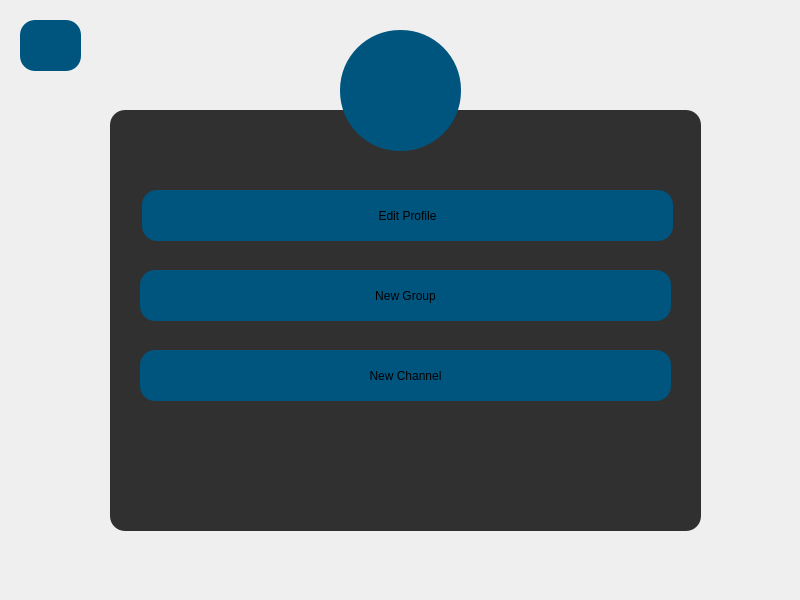
The window that messenger/setting.ui (aliomidi3002/Messenger) describes before a commit, drawn with Qt 5.
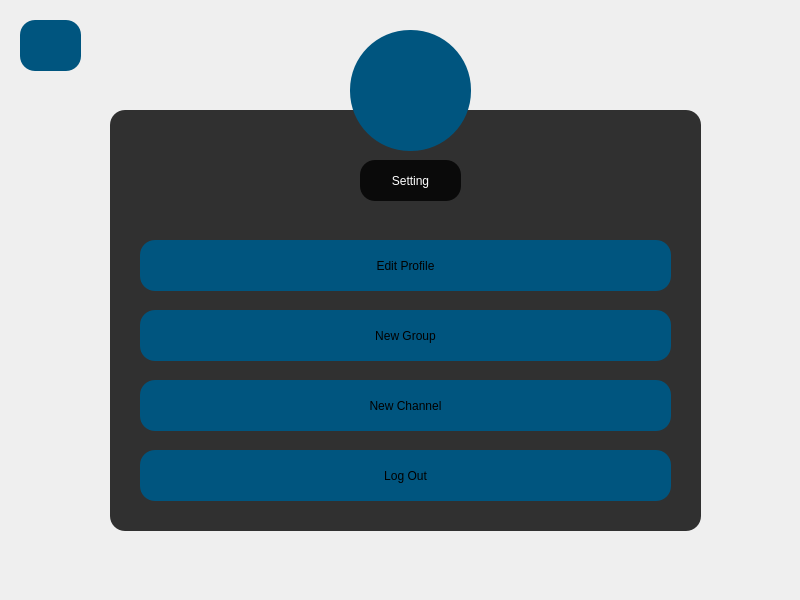
The same window after the commit. Icons and pictures are not drawn.

The edit to the form file:
```diff
--- a/messenger/setting.ui
+++ b/messenger/setting.ui
@@ -42,6 +42,12 @@
 background-color: rgb(0, 0, 127);
 }
 
+QLabel{
+color:white;
+border-radius:15px;
+font: 900 14pt &quot;Segoe UI Black&quot;;
+}
+
 </string>
   </property>
   <widget class="QFrame" name="frame">
@@ -62,8 +68,8 @@
    <widget class="QPushButton" name="pushButton">
     <property name="geometry">
      <rect>
-      <x>32</x>
-      <y>80</y>
+      <x>30</x>
+      <y>130</y>
       <width>531</width>
       <height>51</height>
      </rect>
@@ -76,7 +82,7 @@
     <property name="geometry">
      <rect>
       <x>30</x>
-      <y>160</y>
+      <y>200</y>
       <width>531</width>
       <height>51</height>
      </rect>
@@ -89,7 +95,7 @@
     <property name="geometry">
      <rect>
       <x>30</x>
-      <y>240</y>
+      <y>270</y>
       <width>531</width>
       <height>51</height>
      </rect>
@@ -98,11 +104,40 @@
      <string>New Channel</string>
     </property>
    </widget>
+   <widget class="QPushButton" name="pushButton_5">
+    <property name="geometry">
+     <rect>
+      <x>30</x>
+      <y>340</y>
+      <width>531</width>
+      <height>51</height>
+     </rect>
+    </property>
+    <property name="text">
+     <string>Log Out</string>
+    </property>
+   </widget>
+   <widget class="QLabel" name="label">
+    <property name="geometry">
+     <rect>
+      <x>250</x>
+      <y>50</y>
+      <width>101</width>
+      <height>41</height>
+     </rect>
+    </property>
+    <property name="text">
+     <string>Setting</string>
+    </property>
+    <property name="alignment">
+     <set>Qt::AlignCenter</set>
+    </property>
+   </widget>
   </widget>
   <widget class="QToolButton" name="toolButton">
    <property name="geometry">
     <rect>
-     <x>340</x>
+     <x>350</x>
      <y>30</y>
      <width>121</width>
      <height>121</height>
```
